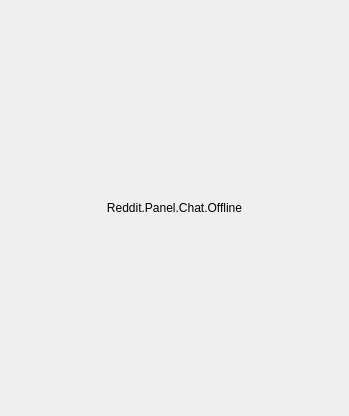
Qt form UI/forms/RedditChatPanel.ui (reddit/rpan-studio) before a commit.
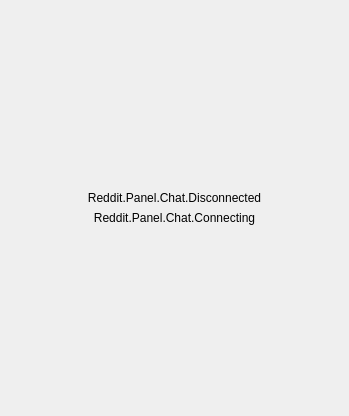
The same form after that commit. The open tabs and pages were chosen to show the change.

```diff
--- a/UI/forms/RedditChatPanel.ui
+++ b/UI/forms/RedditChatPanel.ui
@@ -90,6 +90,33 @@
         </item>
        </layout>
       </widget>
+      <widget class="QWidget" name="connectingPage">
+       <layout class="QVBoxLayout" name="verticalLayout_4">
+        <item>
+         <widget class="QLabel" name="disconnectedWarningLbl">
+          <property name="enabled">
+           <bool>true</bool>
+          </property>
+          <property name="text">
+           <string>Reddit.Panel.Chat.Disconnected</string>
+          </property>
+          <property name="alignment">
+           <set>Qt::AlignBottom|Qt::AlignHCenter</set>
+          </property>
+         </widget>
+        </item>
+        <item>
+         <widget class="QLabel" name="connectingLabel">
+          <property name="text">
+           <string>Reddit.Panel.Chat.Connecting</string>
+          </property>
+          <property name="alignment">
+           <set>Qt::AlignHCenter|Qt::AlignTop</set>
+          </property>
+         </widget>
+        </item>
+       </layout>
+      </widget>
      </widget>
     </item>
    </layout>
```
Left out of the diff: 2 changed lines with no effect on the pictures.
